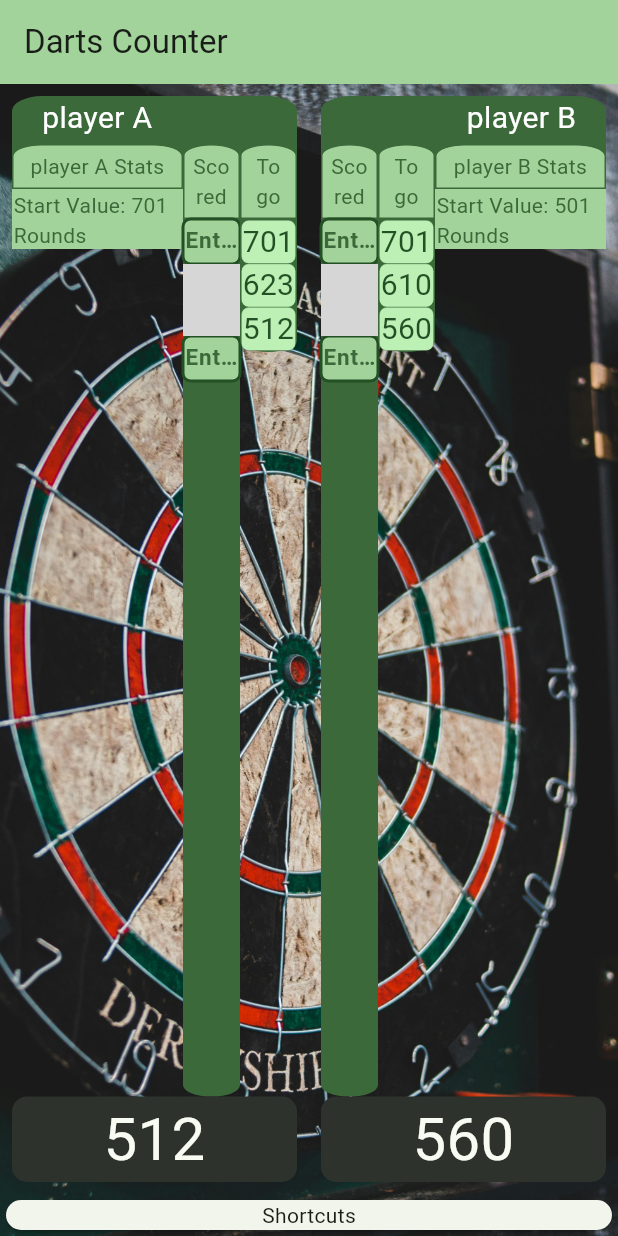
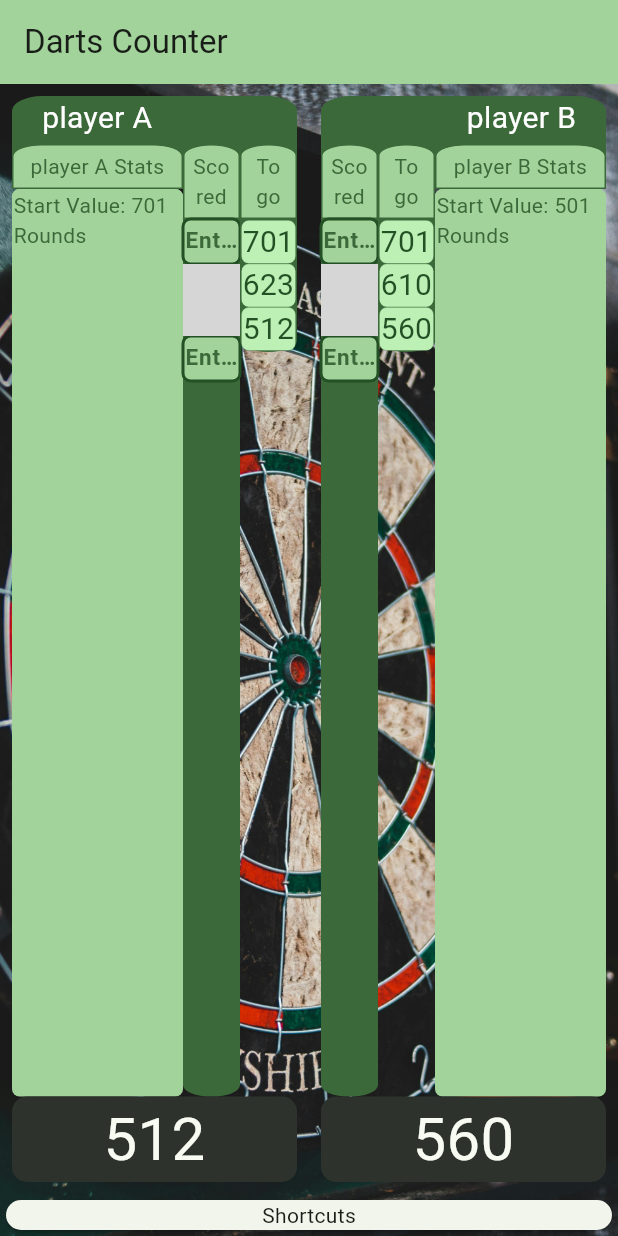
Before and after one commit to Squizzy/darts-counter, a Flutter app: the screen it shows after launch, on a phone screen of 412 x 824 dp. Run offline on Flutter 3.47's test engine with Material 3 defaults, Android fonts, the phone set to English and light mode, and no system bars; statements that could not run were skipped; grey boxes are pictures that could not be loaded.

Commit message:
Added handing of an empty state list; modified the constructor for the playerstatslist and the creation of the list;  corrected playerstatssection to take in the list as input rather than creating the list

```diff
--- a/lib/player_stats_widgets.dart
+++ b/lib/player_stats_widgets.dart
@@ -49,6 +49,8 @@ class PlayerStatsItem extends StatelessWidget {
       decoration: BoxDecoration(
         color: theme.colorScheme.inversePrimary,
         border: Border.all(color: theme.colorScheme.inversePrimary),
+                      borderRadius: BorderRadius.all(Radius.circular(5)),
+
       ),
       height: 20,
       child: Text(
@@ -61,13 +63,36 @@ class PlayerStatsItem extends StatelessWidget {
 }
 
 class PlayerStatsList extends StatelessWidget {
-  const PlayerStatsList({super.key, required this.stats});
+  const PlayerStatsList({super.key, required this.player});
+
+  final PlayerInfo player;
+  // const PlayerStatsList({super.key, required this.stats});
 
   // final List<int> stats;
-  final Map<String, int> stats;
+  // final Map<String, int> stats;
 
   @override
   Widget build(BuildContext context) {
+    if (player.stats.isNotEmpty) {
+      return DecoratedBox(
+            decoration: BoxDecoration(
+              borderRadius: BorderRadius.all(Radius.circular(5)),
+              color: Theme.of(context).colorScheme.inversePrimary,
+              // border:Border.all(style: BorderStyle.none, width: 5 ),
+              // border:BoxBorder.all(style: BorderStyle.none, width: 5 )
+
+            ),
+            child: Column(
+        children: [
+          for (MapEntry<String, int> item in player.stats.entries)
+            PlayerStatsItem(item: item),
+        ],
+            ),
+      );
+    } else {
+      return Container();
+    }
+
     // final theme = Theme.of(context);
 
     // return Container(
@@ -91,23 +116,23 @@ class PlayerStatsList extends StatelessWidget {
 
     // return Text('${item.key}: ${item.value}') for item in stats.entries;
 
-    return Flexible(
-      child: ListView.builder(
-        scrollDirection: Axis.vertical,
-        // shrinkWrap: true,
-        itemCount: stats.length,
-        itemBuilder: (context, index) {
-          final item = stats.entries.elementAt(index);
-          return SizedBox(
-            height: 10,
-            child: Text("${item.key}: ${item.value}"),
-          );
-        },
-      ),
-      // ]
-      // children: [
-      // ],
-    );
+    // return Flexible(
+    //   child: ListView.builder(
+    //     scrollDirection: Axis.vertical,
+    //     // shrinkWrap: true,
+    //     itemCount: stats.length,
+    //     itemBuilder: (context, index) {
+    //       final item = stats.entries.elementAt(index);
+    //       return SizedBox(
+    //         height: 10,
+    //         child: Text("${item.key}: ${item.value}"),
+    //       );
+    //     },
+    //   ),
+    //   // ]
+    //   // children: [
+    //   // ],
+    // );
 
     // return ListView.builder(
     //   itemCount: stats.length,
@@ -178,14 +203,16 @@ class PlayerStatsSection extends StatelessWidget {
         PlayerStatsTitle(statsTitle: "${player.name} Stats"),
 
         Expanded(
-          child: Column(
-            children: [
-              for (MapEntry<String, int> item in player.stats.entries)
-                PlayerStatsItem(item: item),
-            ],
-          ),
+          child: PlayerStatsList(player: player),
+          // child: Column(
+          //   children: [
+          //     for (MapEntry<String, int> item in player.stats.entries)
+          //       PlayerStatsItem(item: item),
+          //   ],
+          // ),
         ),
       ],
+      // ),
     );
   }
 }
```
